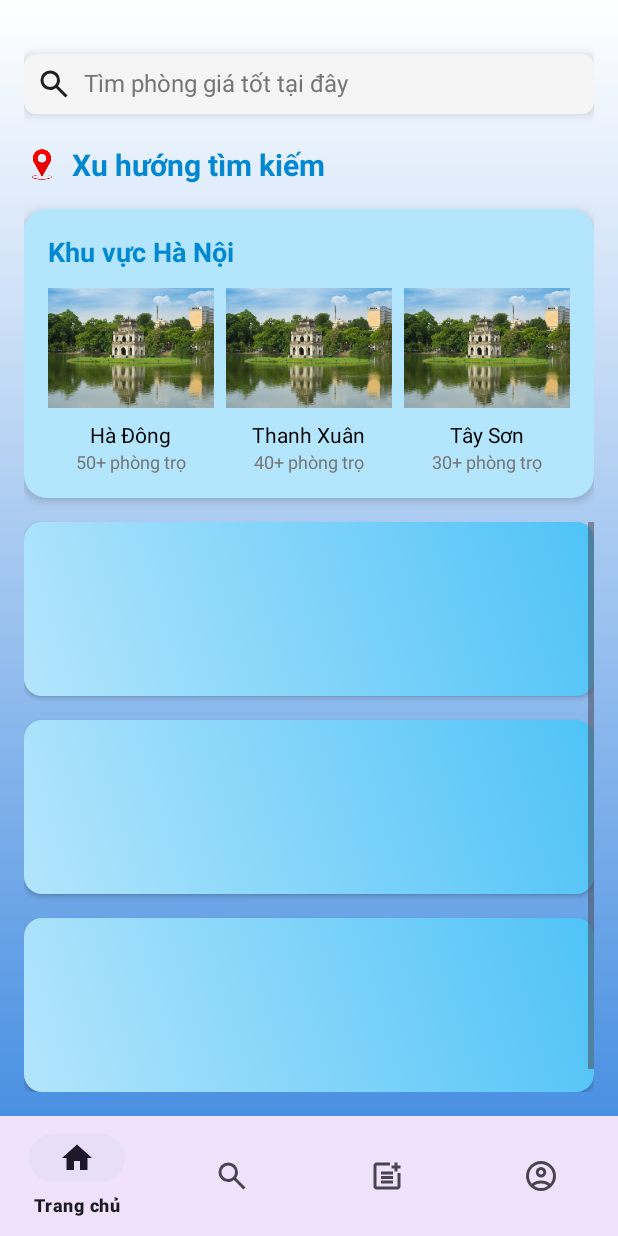
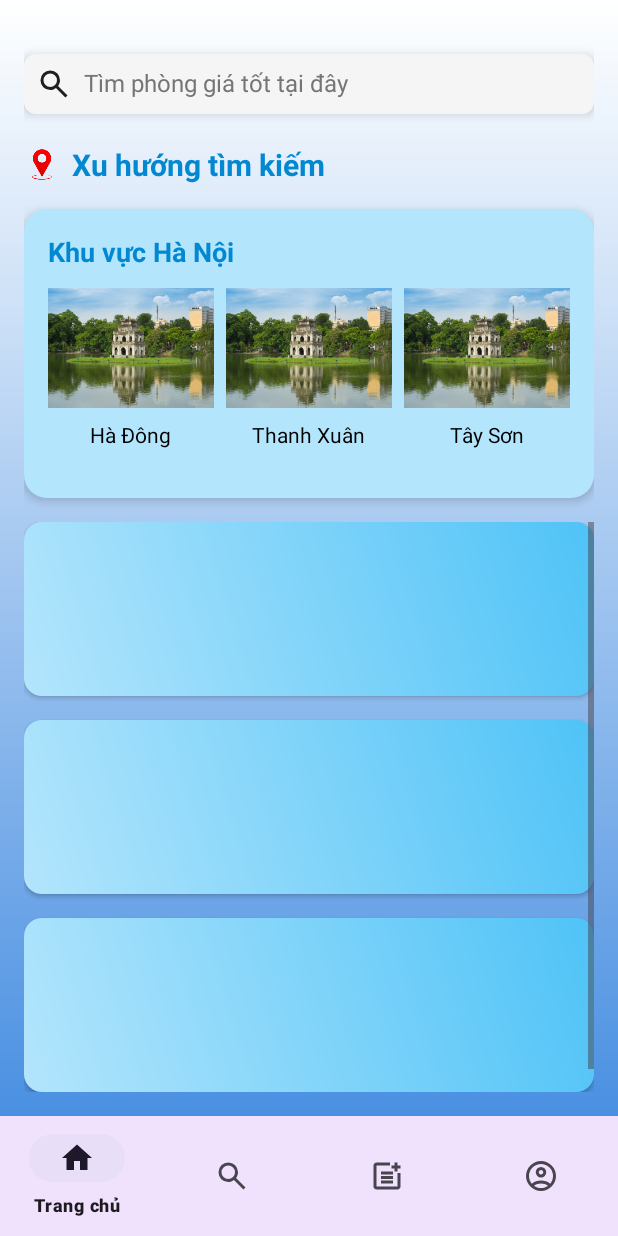
Before and after one commit to Hahaha2004/BaitaplonAndroid_Nhomtruong_DaoManhDuc, an Android app: the HomeFragment screen opened directly, with no data from a screen before it, on a phone screen of 412 x 824 dp. Run offline under Robolectric (Android 15) with nearby library versions, the phone set to English and light mode, and no system bars; our stand-ins replace Firebase (no records; nobody signed in at launch, a user with empty details on screens opened directly); Roboto replaces fonts that are not available here.

Commit message:
thay doi phan giao dien 1 xiu

```diff
--- a/app/src/main/res/layout/fragment_home.xml
+++ b/app/src/main/res/layout/fragment_home.xml
@@ -126,9 +126,8 @@
                 <TextView
                     android:layout_width="wrap_content"
                     android:layout_height="wrap_content"
-                    android:text="50+ phòng trọ"
-                    android:textSize="12sp"
-                    android:textColor="#757575" />
+                    android:textColor="#757575"
+                    android:textSize="12sp" />
             </LinearLayout>
 
             <LinearLayout
@@ -157,9 +156,8 @@
                 <TextView
                     android:layout_width="wrap_content"
                     android:layout_height="wrap_content"
-                    android:text="40+ phòng trọ"
-                    android:textSize="12sp"
-                    android:textColor="#757575" />
+                    android:textColor="#757575"
+                    android:textSize="12sp" />
             </LinearLayout>
 
             <LinearLayout
@@ -187,9 +185,8 @@
                 <TextView
                     android:layout_width="wrap_content"
                     android:layout_height="wrap_content"
-                    android:text="30+ phòng trọ"
-                    android:textSize="12sp"
-                    android:textColor="#757575" />
+                    android:textColor="#757575"
+                    android:textSize="12sp" />
             </LinearLayout>
         </LinearLayout>
     </LinearLayout>
```
